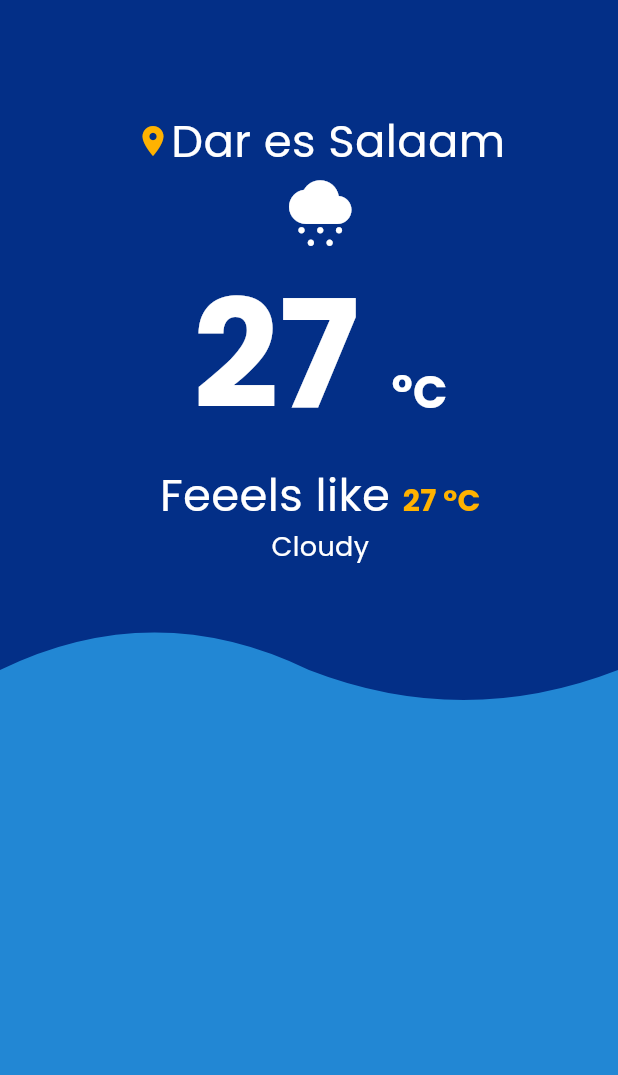
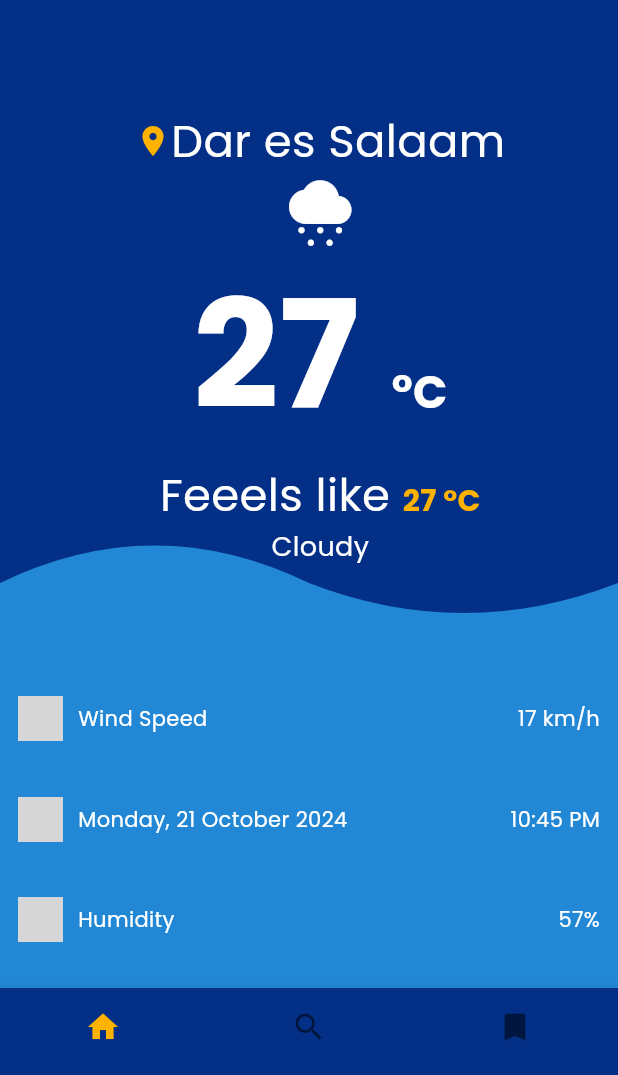
Before and after one commit to JohnGastone/Weather-App, a Flutter app: the screen it shows after launch, on a phone screen of 412 x 824 dp, the part 161-1236 px from its top. Run offline on Flutter 3.47's test engine with Material 3 defaults, Android fonts, the phone set to English and light mode, and no system bars; our stand-ins replace google_fonts; grey boxes are pictures that could not be loaded.

Commit message:
feat: Added Init widget and Home Screen

```diff
--- a/lib/Screens/HomeScreen.dart
+++ b/lib/Screens/HomeScreen.dart
@@ -144,10 +144,96 @@ class _HomeScreenState extends State<HomeScreen> {
               bottom: 0,
               left: 0,
               right: 0,
-              child: CustomPaint(
-                size: Size(
-                    MediaQuery.of(context).size.width, 600), // Increased height
-                painter: WavePainter(),
+              child: WaveWithContent(
+                size: Size(MediaQuery.of(context).size.width, 600),
+                child: Padding(
+                  padding:
+                      const EdgeInsets.only(bottom: 12.0, left: 12, right: 12),
+                  child: Column(
+                    mainAxisAlignment: MainAxisAlignment.spaceAround,
+                    children: [
+                      SizedBox(height: 350),
+                      Row(
+                        mainAxisAlignment: MainAxisAlignment.spaceBetween,
+                        children: [
+                          Row(
+                            children: [
+                              Image.asset(
+                                "./assets/wind.png",
+                                height: 30,
+                                width: 30,
+                                color: Colors.white,
+                              ),
+                              SizedBox(
+                                width: 10,
+                              ),
+                              Text(
+                                "Wind Speed",
+                                style: GoogleFonts.poppins(color: Colors.white),
+                              )
+                            ],
+                          ),
+                          Text(
+                            "17 km/h",
+                            style: GoogleFonts.poppins(color: Colors.white),
+                          )
+                        ],
+                      ),
+                      Row(
+                        mainAxisAlignment: MainAxisAlignment.spaceBetween,
+                        children: [
+                          Row(
+                            children: [
+                              Image.asset(
+                                "./assets/calendar.png",
+                                height: 30,
+                                width: 30,
+                                color: Colors.white,
+                              ),
+                              SizedBox(
+                                width: 10,
+                              ),
+                              Text(
+                                "Monday, 21 October 2024",
+                                style: GoogleFonts.poppins(color: Colors.white),
+                              )
+                            ],
+                          ),
+                          Text(
+                            "10:45 PM",
+                            style: GoogleFonts.poppins(color: Colors.white),
+                          )
+                        ],
+                      ),
+                      Row(
+                        mainAxisAlignment: MainAxisAlignment.spaceBetween,
+                        children: [
+                          Row(
+                            children: [
+                              Image.asset(
+                                "./assets/rain.png",
+                                height: 30,
+                                width: 30,
+                                color: Colors.white,
+                              ),
+                              SizedBox(
+                                width: 10,
+                              ),
+                              Text(
+                                "Humidity",
+                                style: GoogleFonts.poppins(color: Colors.white),
+                              )
+                            ],
+                          ),
+                          Text(
+                            "57%",
+                            style: GoogleFonts.poppins(color: Colors.white),
+                          )
+                        ],
+                      )
+                    ],
+                  ),
+                ),
               ),
             ),
           ],
@@ -156,3 +242,28 @@ class _HomeScreenState extends State<HomeScreen> {
     );
   }
 }
+
+class WaveWithContent extends StatelessWidget {
+  final Size size;
+  final Widget child;
+
+  const WaveWithContent({Key? key, required this.size, required this.child})
+      : super(key: key);
+
+  @override
+  Widget build(BuildContext context) {
+    return Stack(
+      children: [
+        CustomPaint(
+          size: size,
+          painter: WavePainter(),
+        ),
+        SizedBox(
+          width: size.width,
+          height: size.height,
+          child: child,
+        ),
+      ],
+    );
+  }
+}
--- a/lib/Screens/SplashScreen.dart
+++ b/lib/Screens/SplashScreen.dart
@@ -4,7 +4,7 @@ import 'dart:async';
 
 import 'package:flutter/material.dart';
 import 'package:google_fonts/google_fonts.dart';
-import 'package:weatherapp/Screens/HomeScreen.dart';
+import 'package:weatherapp/widgets/Init.dart';
 import 'package:weatherapp/widgets/wavepainter.dart';
 
 class SplashScreen extends StatefulWidget {
@@ -20,7 +20,7 @@ class _SplashScreenState extends State<SplashScreen> {
     super.initState();
     Timer(Duration(seconds: 5), () {
       Navigator.of(context).pushReplacement(
-        MaterialPageRoute(builder: (context) => HomeScreen()),
+        MaterialPageRoute(builder: (context) => InitScreen()),
       );
     });
   }
--- /dev/null
+++ b/lib/widgets/Init.dart
@@ -0,0 +1,74 @@
+// ignore_for_file: file_names, prefer_const_constructors, prefer_const_literals_to_create_immutables
+
+import 'package:flutter/material.dart';
+import 'package:weatherapp/Screens/HomeScreen.dart';
+
+const Color inActiveIconColor = Color(0xFFB6B6B6);
+
+class InitScreen extends StatefulWidget {
+  const InitScreen({super.key});
+
+  @override
+  State<InitScreen> createState() => _InitScreenState();
+}
+
+class _InitScreenState extends State<InitScreen> {
+  int currentSelectedIndex = 0;
+
+  void updateCurrentIndex(int index) {
+    setState(() {
+      currentSelectedIndex = index;
+    });
+  }
+
+  final pages = [
+    const HomeScreen(),
+    const HomeScreen(),
+    const HomeScreen(),
+  ];
+
+  @override
+  Widget build(BuildContext context) {
+    return Scaffold(
+      body: pages[currentSelectedIndex],
+      bottomNavigationBar: Material(
+        type: MaterialType.transparency,
+        child: BottomNavigationBar(
+          backgroundColor: Color.fromARGB(255, 3, 47, 135),
+          // This now works
+          onTap: updateCurrentIndex,
+          currentIndex: currentSelectedIndex,
+          showSelectedLabels: false,
+          showUnselectedLabels: false,
+          type: BottomNavigationBarType.fixed,
+          items: [
+            BottomNavigationBarItem(
+              icon: Icon(Icons.home),
+              activeIcon: Icon(
+                Icons.home,
+                color: Color.fromARGB(255, 255, 178, 0),
+              ),
+              label: "Home",
+            ),
+            BottomNavigationBarItem(
+              icon: Icon(Icons.search),
+              activeIcon: Icon(
+                Icons.search,
+                color: Color.fromARGB(255, 255, 178, 0),
+              ),
+              label: "Search",
+            ),
+            BottomNavigationBarItem(
+              icon: Icon(Icons.bookmark),
+              activeIcon: Icon(
+                Icons.bookmark,
+                color: Color.fromARGB(255, 255, 178, 0),
+              ),
+              label: "Bookmarked",
+            ),
+          ],
+        ),
+      ),
+    );
+  }
+}
--- a/lib/widgets/wavepainter.dart
+++ b/lib/widgets/wavepainter.dart
@@ -1,10 +1,13 @@
 import 'package:flutter/material.dart';
 
 class WavePainter extends CustomPainter {
+  final Widget? child;
+
+  WavePainter({this.child});
   @override
   void paint(Canvas canvas, Size size) {
     final paint = Paint()
-      ..color = Color.fromARGB(255, 34, 135, 212)
+      ..color = const Color.fromARGB(255, 34, 135, 212)
       ..style = PaintingStyle.fill;
 
     final path = Path();
```
Also changed, not shown: assets/calendar.png (added).
